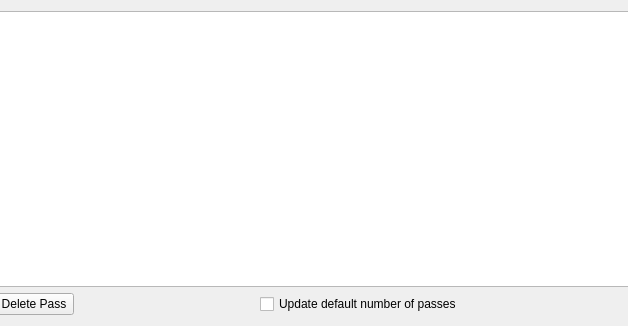
Qt form resources/passManager.ui (gill14/AccuPatt) before a commit; both pictures show x 110 to 738 and y 0 to 326 of the 948 by 326 pixel window.
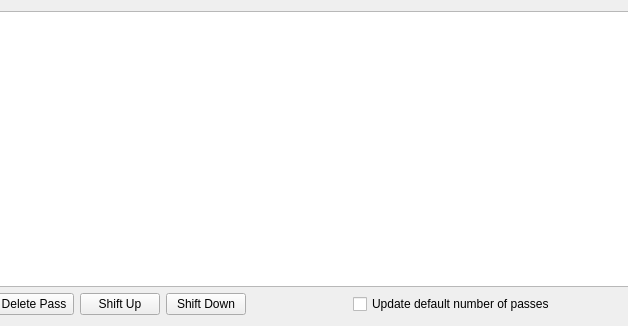
The same form after that commit.

Commit message: add shift up/down for pass in passManager

The edit to the form file:
```diff
--- a/resources/passManager.ui
+++ b/resources/passManager.ui
@@ -49,6 +49,20 @@
        </property>
       </widget>
      </item>
+     <item>
+      <widget class="QPushButton" name="button_shift_up">
+       <property name="text">
+        <string>Shift Up</string>
+       </property>
+      </widget>
+     </item>
+     <item>
+      <widget class="QPushButton" name="button_shift_down">
+       <property name="text">
+        <string>Shift Down</string>
+       </property>
+      </widget>
+     </item>
      <item>
       <spacer name="horizontalSpacer_2">
        <property name="orientation">
```
The commit also changes 2 other files.
